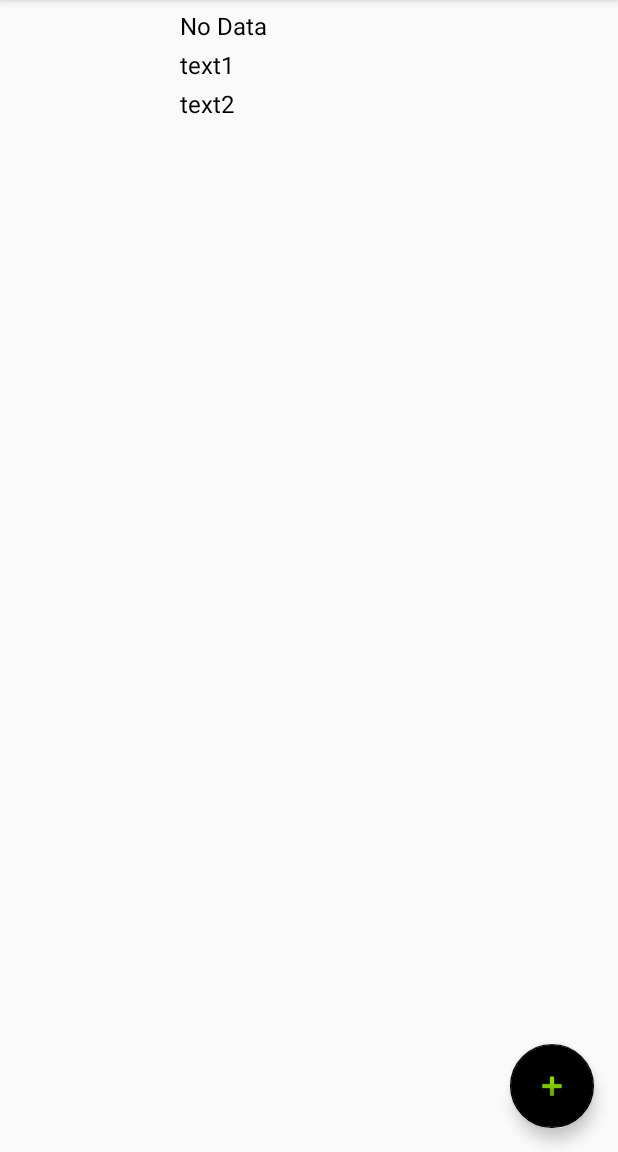
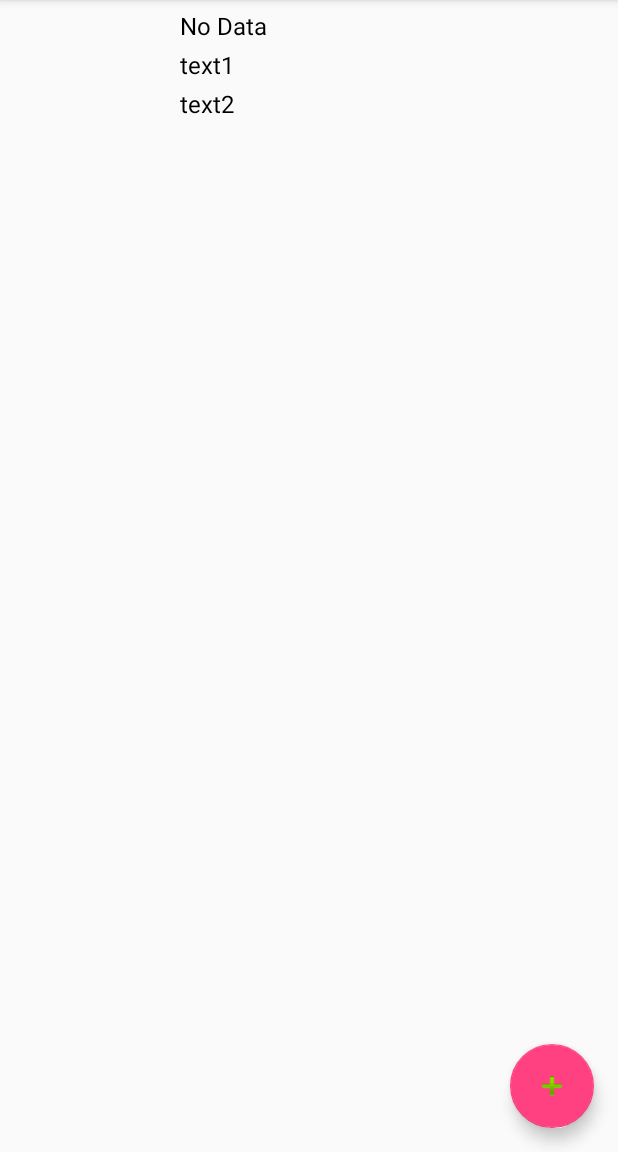
Before and after one commit to rakj1/AverageSpeed, an Android app: the screen it shows after launch (ActivityCustomListViewTrip), on a phone screen of 412 x 824 dp, the part 84-1236 px from its top. Run offline under Robolectric (Android 15) with nearby library versions, the phone set to English and light mode, and no system bars.

Commit message:
Fixed styles xml that was causing crash

```diff
--- a/app/src/main/res/values/colors.xml
+++ b/app/src/main/res/values/colors.xml
@@ -2,5 +2,5 @@
 <resources>
     <color name="colorPrimary">#3F51B5</color>
     <color name="colorPrimaryDark">#303F9F</color>
-    <color name="colorAccent">#000000</color>
+    <color name="colorAccent">#FF4081</color>
 </resources>
--- a/app/src/main/res/values/styles.xml
+++ b/app/src/main/res/values/styles.xml
@@ -4,7 +4,7 @@
     <style name="AppTheme" parent="Theme.AppCompat.Light.DarkActionBar">
         <!-- Customize your theme here. -->
         <item name="colorPrimary">@color/colorPrimary</item>
-        <item name="colorPrimaryDark">@android:color/primary_text_light</item>
+        <item name="colorPrimaryDark">@color/colorPrimaryDark</item>
         <item name="colorAccent">@color/colorAccent</item>
     </style>
     <style name="AppTheme.NoActionBar">
```
